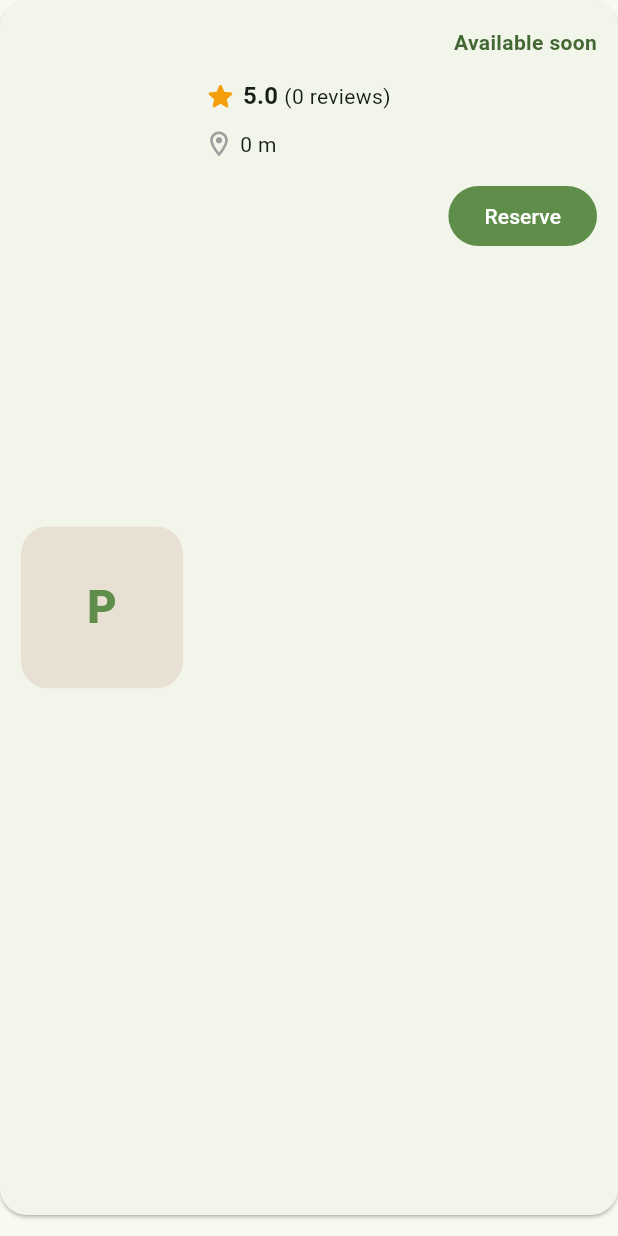
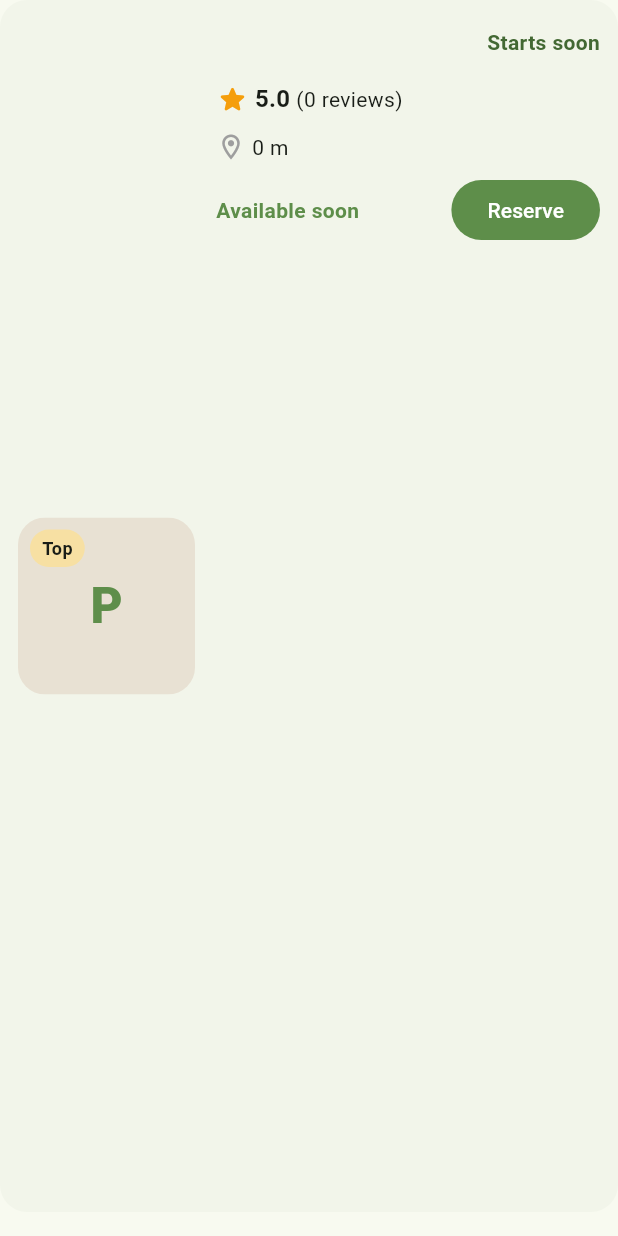
Before and after one commit to cooluki7709-crypto/massage, a Flutter app: the ProviderListCard widget shown alone on an empty page, opened directly with empty values, on a phone screen of 412 x 824 dp. Run offline on Flutter 3.47's test engine with Material 3 defaults, Android fonts, the phone set to English and light mode, and no system bars; our stand-ins replace firebase_core, firebase_messaging, flutter_riverpod, socket_io_client; accounts and stored records are empty.

Commit message:
feat(customer): refine provider discovery screens

```diff
--- a/apps/customer_app/lib/main.dart
+++ b/apps/customer_app/lib/main.dart
@@ -290,18 +290,36 @@ class ProviderListCard extends StatelessWidget {
     final rating = providerAverageRating(provider);
     final reviewCount = providerReviewCount(provider);
     final availableLabel = provider['status'] == 'ONLINE_AVAILABLE' ? 'Available now' : 'Available soon';
+    final etaLabel = provider['status'] == 'ONLINE_AVAILABLE' ? 'Start now' : 'Starts soon';
 
     return Card(
-      margin: const EdgeInsets.only(bottom: 14),
+      margin: const EdgeInsets.only(bottom: 16),
       shape: RoundedRectangleBorder(borderRadius: BorderRadius.circular(18)),
+      elevation: 0,
       child: InkWell(
         borderRadius: BorderRadius.circular(18),
         onTap: onTap,
         child: Padding(
-          padding: const EdgeInsets.all(14),
+          padding: const EdgeInsets.all(12),
           child: Row(
             children: [
-              ProviderThumbnail(name: displayName, size: 108),
+              Stack(
+                children: [
+                  ProviderThumbnail(name: displayName, size: 118),
+                  Positioned(
+                    left: 8,
+                    top: 8,
+                    child: Container(
+                      padding: const EdgeInsets.symmetric(horizontal: 8, vertical: 4),
+                      decoration: BoxDecoration(
+                        color: const Color(0xFFF7E0A3),
+                        borderRadius: BorderRadius.circular(999),
+                      ),
+                      child: const Text('Top', style: TextStyle(fontSize: 12, fontWeight: FontWeight.w700)),
+                    ),
+                  ),
+                ],
+              ),
               const SizedBox(width: 14),
               Expanded(
                 child: Column(
@@ -312,13 +330,13 @@ class ProviderListCard extends StatelessWidget {
                         Expanded(
                           child: Text(
                             displayName,
-                            style: Theme.of(context).textTheme.titleLarge?.copyWith(fontWeight: FontWeight.w700),
+                            style: Theme.of(context).textTheme.headlineSmall?.copyWith(fontWeight: FontWeight.w700),
                             maxLines: 1,
                             overflow: TextOverflow.ellipsis,
                           ),
                         ),
                         Text(
-                          availableLabel,
+                          etaLabel,
                           style: TextStyle(
                             color: Theme.of(context).colorScheme.primary,
                             fontWeight: FontWeight.w600,
@@ -347,10 +365,19 @@ class ProviderListCard extends StatelessWidget {
                         Text(formatDistance(distanceMeters)),
                       ],
                     ),
-                    const SizedBox(height: 14),
-                    Align(
-                      alignment: Alignment.centerRight,
-                      child: FilledButton(
+                    const SizedBox(height: 8),
+                    Row(
+                      children: [
+                        Expanded(
+                          child: Text(
+                            availableLabel,
+                            style: Theme.of(context).textTheme.bodyMedium?.copyWith(
+                                  color: const Color(0xFF5E8E4A),
+                                  fontWeight: FontWeight.w600,
+                                ),
+                          ),
+                        ),
+                        FilledButton(
                           onPressed: onTap,
                           style: FilledButton.styleFrom(
                             backgroundColor: const Color(0xFF5E8E4A),
@@ -358,6 +385,7 @@ class ProviderListCard extends StatelessWidget {
                           ),
                           child: const Text('Reserve'),
                         ),
+                      ],
                     ),
                   ],
                 ),
@@ -482,7 +510,7 @@ class ProviderDetailPage extends StatelessWidget {
           return CustomScrollView(
             slivers: [
               SliverAppBar(
-                expandedHeight: 320,
+                expandedHeight: 360,
                 pinned: true,
                 leading: const BackButton(color: Colors.black),
                 backgroundColor: Colors.white,
@@ -496,8 +524,28 @@ class ProviderDetailPage extends StatelessWidget {
                   background: Stack(
                     fit: StackFit.expand,
                     children: [
-                      Container(color: const Color(0xFFF2EBD9)),
-                      Center(child: ProviderThumbnail(name: displayName, size: 180)),
+                      Container(
+                        decoration: const BoxDecoration(
+                          gradient: LinearGradient(
+                            begin: Alignment.topLeft,
+                            end: Alignment.bottomRight,
+                            colors: [Color(0xFFF7E8C8), Color(0xFFE9DCC7), Color(0xFFD6E2CF)],
+                          ),
+                        ),
+                      ),
+                      Center(child: ProviderThumbnail(name: displayName, size: 210)),
+                      Positioned(
+                        right: 20,
+                        bottom: 20,
+                        child: Container(
+                          padding: const EdgeInsets.symmetric(horizontal: 12, vertical: 8),
+                          decoration: BoxDecoration(
+                            color: Colors.black54,
+                            borderRadius: BorderRadius.circular(999),
+                          ),
+                          child: const Text('1 / 2', style: TextStyle(color: Colors.white, fontWeight: FontWeight.w700)),
+                        ),
+                      ),
                     ],
                   ),
                 ),
@@ -551,11 +599,16 @@ class ProviderDetailPage extends StatelessWidget {
                       ),
                       const SizedBox(height: 24),
                       Text(
+                        'About me',
+                        style: Theme.of(context).textTheme.titleLarge?.copyWith(fontWeight: FontWeight.w700),
+                      ),
+                      const SizedBox(height: 10),
+                      Text(
                         (detail['bio'] as String?) ?? 'Experienced therapist profile ready for booking.',
                         style: Theme.of(context).textTheme.bodyLarge,
                       ),
                       const SizedBox(height: 28),
-                      Text('Services', style: Theme.of(context).textTheme.headlineSmall?.copyWith(fontWeight: FontWeight.w700)),
+                      Text('My services', style: Theme.of(context).textTheme.headlineSmall?.copyWith(fontWeight: FontWeight.w700)),
                       const SizedBox(height: 12),
                       for (final item in services)
                         Builder(
```
Lines whose indentation alone changed are shown as unchanged.
